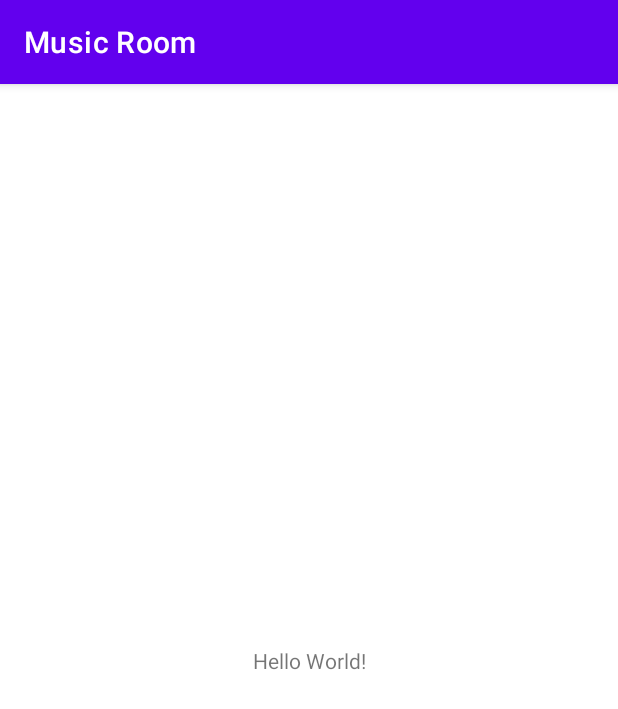
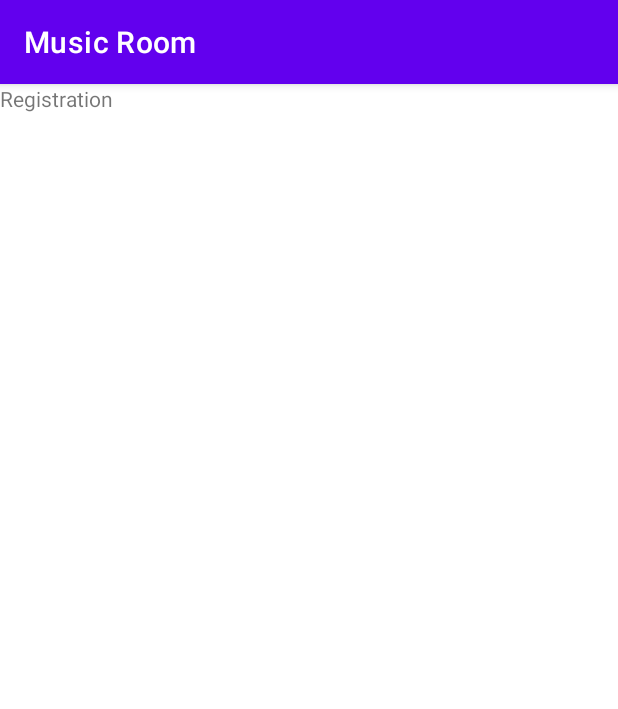
Before and after one commit to ApishevAskhad/Music-Room, an Android app: the screen it shows after launch (MainActivity), on a phone screen of 412 x 824 dp. Shown: the top 709 px of the screen. Run offline under Robolectric (Android 15) with nearby library versions, the phone set to English and light mode, and no system bars; our stand-ins replace Dagger/Hilt's generated code.

Commit message:
add Dagger and ViewBinding

```diff
--- a/app/build.gradle
+++ b/app/build.gradle
@@ -1,6 +1,7 @@
 plugins {
     id 'com.android.application'
     id 'kotlin-android'
+    id 'kotlin-kapt'
 }
 
 android {
@@ -23,6 +24,11 @@ android {
             proguardFiles getDefaultProguardFile('proguard-android-optimize.txt'), 'proguard-rules.pro'
         }
     }
+
+    buildFeatures {
+        viewBinding true
+    }
+
     compileOptions {
         sourceCompatibility JavaVersion.VERSION_1_8
         targetCompatibility JavaVersion.VERSION_1_8
@@ -41,6 +47,10 @@ dependencies {
     implementation 'androidx.recyclerview:recyclerview:1.1.0'
     implementation(name: 'deezer-sdk-0.10.17', ext: 'aar')
 
+    //DI
+    implementation 'com.google.dagger:dagger:2.30.1'
+    kapt 'com.google.dagger:dagger-compiler:2.30.1'
+
     //TEST
     testImplementation 'junit:junit:4.13.1'
     androidTestImplementation 'androidx.test.ext:junit:1.1.2'
--- a/app/src/main/AndroidManifest.xml
+++ b/app/src/main/AndroidManifest.xml
@@ -4,12 +4,14 @@
     package="ru.apishev.askhad.musicroom">
 
     <application
+        android:name=".App"
         android:allowBackup="true"
         android:icon="@mipmap/ic_launcher"
         android:label="@string/app_name"
         android:roundIcon="@mipmap/ic_launcher_round"
         android:supportsRtl="true"
         android:theme="@style/Theme.MusicRoom">
+
         <activity android:name=".presentation.activity.MainActivity">
             <intent-filter>
                 <action android:name="android.intent.action.MAIN" />
@@ -17,6 +19,7 @@
                 <category android:name="android.intent.category.LAUNCHER" />
             </intent-filter>
         </activity>
+
     </application>
 
 </manifest>
--- /dev/null
+++ b/app/src/main/java/ru/apishev/askhad/musicroom/App.kt
@@ -0,0 +1,8 @@
+package ru.apishev.askhad.musicroom
+
+import android.app.Application
+import ru.apishev.askhad.musicroom.di.DaggerAppComponent
+
+internal class App : Application() {
+    val appComponent = DaggerAppComponent.create()
+}
--- /dev/null
+++ b/app/src/main/java/ru/apishev/askhad/musicroom/di/AppComponent.kt
@@ -0,0 +1,9 @@
+package ru.apishev.askhad.musicroom.di
+
+import dagger.Component
+import ru.apishev.askhad.musicroom.presentation.fragment.RegistrationFragment
+
+@Component(modules = [RegistrationModule::class])
+internal interface AppComponent {
+    fun inject(fragment: RegistrationFragment)
+}
--- /dev/null
+++ b/app/src/main/java/ru/apishev/askhad/musicroom/di/RegistrationModule.kt
@@ -0,0 +1,12 @@
+package ru.apishev.askhad.musicroom.di
+
+import dagger.Module
+import dagger.Provides
+import ru.apishev.askhad.musicroom.presentation.viewmodel.RegistrationViewModel
+
+@Module
+internal object RegistrationModule {
+    @Provides
+    @JvmStatic
+    fun provideRegistrationViewModel() = RegistrationViewModel()
+}
--- a/app/src/main/java/ru/apishev/askhad/musicroom/presentation/activity/MainActivity.kt
+++ b/app/src/main/java/ru/apishev/askhad/musicroom/presentation/activity/MainActivity.kt
@@ -1,13 +1,27 @@
 package ru.apishev.askhad.musicroom.presentation.activity
 
+import android.os.Bundle
 import androidx.appcompat.app.AppCompatActivity
-import android.os.Bundle
-import com.deezer.sdk.model.Playlist
-import ru.apishev.askhad.musicroom.R
+import androidx.fragment.app.Fragment
+import ru.apishev.askhad.musicroom.databinding.ActMainBinding
+import ru.apishev.askhad.musicroom.presentation.fragment.RegistrationFragment
 
 class MainActivity : AppCompatActivity() {
+
+    private lateinit var binding: ActMainBinding
+
     override fun onCreate(savedInstanceState: Bundle?) {
         super.onCreate(savedInstanceState)
-        setContentView(R.layout.act_main)
+        binding = ActMainBinding.inflate(layoutInflater)
+        setContentView(binding.root)
+        openFragment(RegistrationFragment())
     }
+
+    private fun openFragment(fragment: Fragment) {
+        supportFragmentManager
+            .beginTransaction()
+            .replace(binding.container.id, fragment)
+            .commit()
+    }
+
 }
--- a/app/src/main/java/ru/apishev/askhad/musicroom/presentation/fragment/RegistrationFragment.kt
+++ b/app/src/main/java/ru/apishev/askhad/musicroom/presentation/fragment/RegistrationFragment.kt
@@ -5,16 +5,41 @@ import android.view.LayoutInflater
 import android.view.View
 import android.view.ViewGroup
 import androidx.fragment.app.Fragment
-import ru.apishev.askhad.musicroom.R
+import ru.apishev.askhad.musicroom.App
+import ru.apishev.askhad.musicroom.databinding.FmtRegistratiopnBinding
+import ru.apishev.askhad.musicroom.presentation.viewmodel.RegistrationViewModel
+import javax.inject.Inject
 
 internal class RegistrationFragment : Fragment() {
+
+    private var _binding: FmtRegistratiopnBinding? = null
+    private val binding get() = _binding!!
+
+    override fun onCreate(savedInstanceState: Bundle?) {
+        super.onCreate(savedInstanceState)
+        (requireActivity().application as App).appComponent.inject(this)
+    }
 
     override fun onCreateView(
         inflater: LayoutInflater,
         container: ViewGroup?,
         savedInstanceState: Bundle?
     ): View? {
-        return inflater.inflate(R.layout.fmt_registratiopn, container)
+        _binding = FmtRegistratiopnBinding.inflate(inflater, container, false)
+        return binding.root
+    }
+
+    @Inject
+    lateinit var viewModel: RegistrationViewModel
+
+    override fun onStart() {
+        super.onStart()
+        binding.header.text = viewModel.getHeader()
+    }
+
+    override fun onDestroyView() {
+        super.onDestroyView()
+        _binding = null
     }
 
 }
--- a/app/src/main/java/ru/apishev/askhad/musicroom/presentation/viewmodel/RegistrationViewModel.kt
+++ b/app/src/main/java/ru/apishev/askhad/musicroom/presentation/viewmodel/RegistrationViewModel.kt
@@ -4,4 +4,6 @@ import androidx.lifecycle.ViewModel
 
 class RegistrationViewModel : ViewModel() {
 
+    fun getHeader() = "Registration"
+
 }
--- a/app/src/main/res/layout/act_main.xml
+++ b/app/src/main/res/layout/act_main.xml
@@ -1,19 +1,13 @@
 <?xml version="1.0" encoding="utf-8"?>
-<androidx.constraintlayout.widget.ConstraintLayout
-    xmlns:android="http://schemas.android.com/apk/res/android"
-    xmlns:app="http://schemas.android.com/apk/res-auto"
+<androidx.constraintlayout.widget.ConstraintLayout xmlns:android="http://schemas.android.com/apk/res/android"
     xmlns:tools="http://schemas.android.com/tools"
     android:layout_width="match_parent"
     android:layout_height="match_parent"
     tools:context=".presentation.activity.MainActivity">
 
-    <TextView
+    <FrameLayout
+        android:id="@+id/container"
         android:layout_width="wrap_content"
-        android:layout_height="wrap_content"
-        android:text="Hello World!"
-        app:layout_constraintBottom_toBottomOf="parent"
-        app:layout_constraintLeft_toLeftOf="parent"
-        app:layout_constraintRight_toRightOf="parent"
-        app:layout_constraintTop_toTopOf="parent" />
+        android:layout_height="wrap_content" />
 
 </androidx.constraintlayout.widget.ConstraintLayout>
--- a/app/src/main/res/layout/fmt_registratiopn.xml
+++ b/app/src/main/res/layout/fmt_registratiopn.xml
@@ -3,4 +3,9 @@
     android:layout_width="match_parent"
     android:layout_height="match_parent">
 
+    <TextView
+        android:id="@+id/header"
+        android:layout_width="wrap_content"
+        android:layout_height="wrap_content"/>
+
 </androidx.constraintlayout.widget.ConstraintLayout>
```
